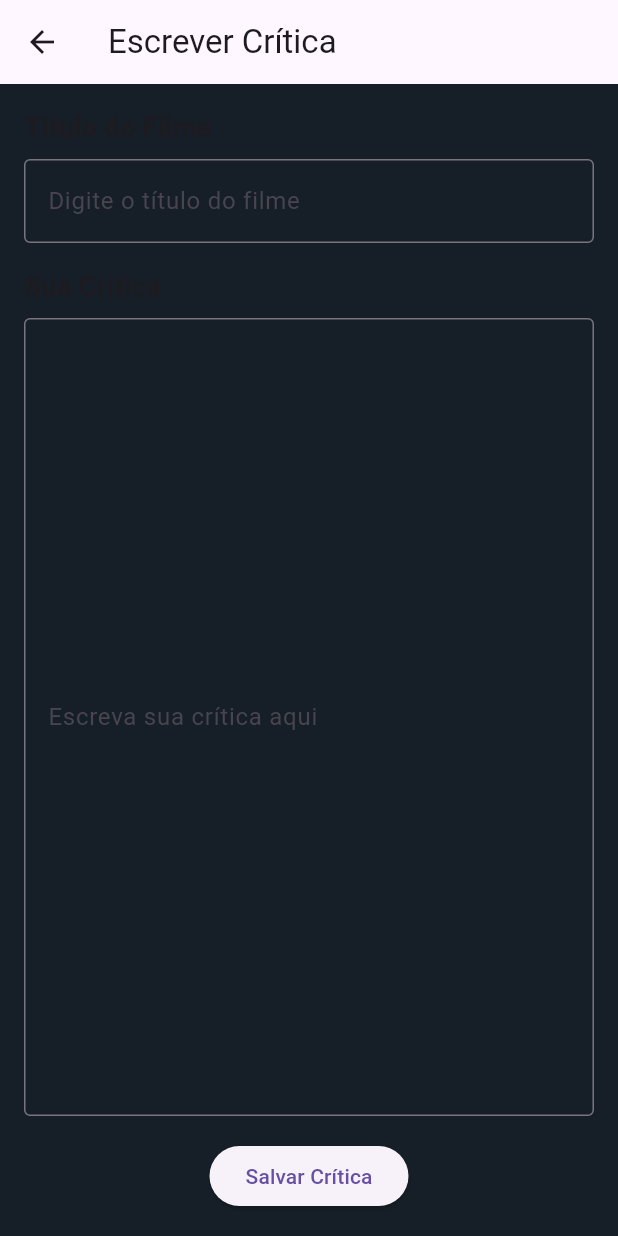
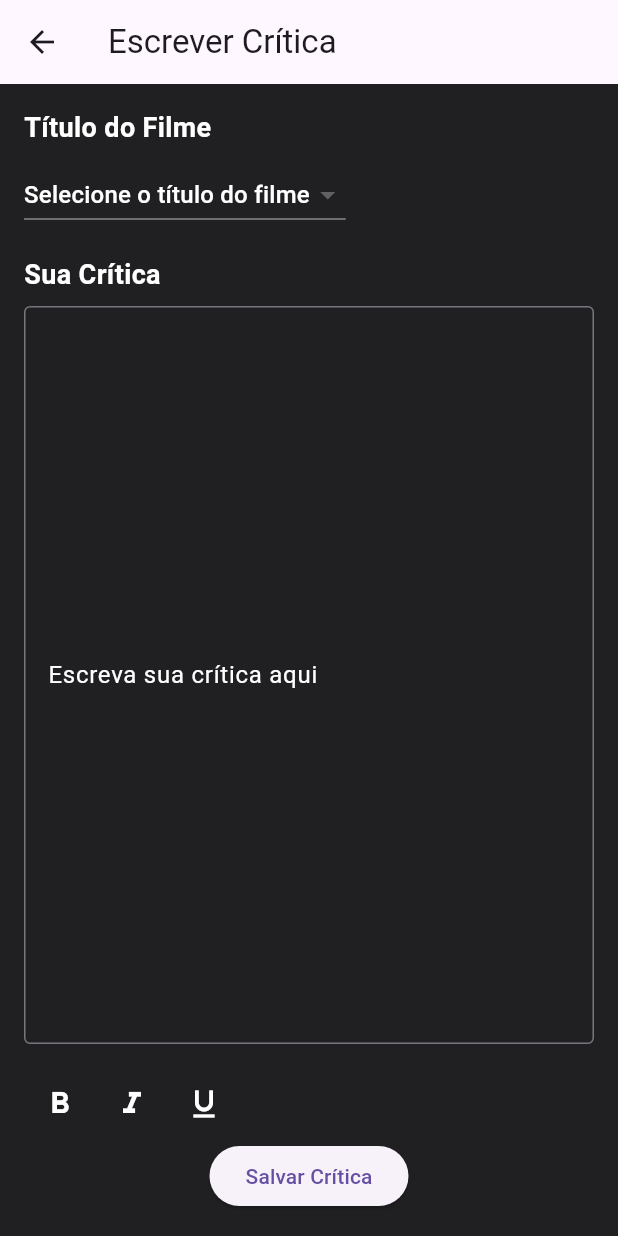
Before and after one commit to diegobrnrd/filmin, a Flutter app: the TelaEscreverCritica screen opened directly, on a phone screen of 412 x 824 dp. Run offline on Flutter 3.47's test engine with Material 3 defaults, Android fonts, the phone set to English and light mode, and no system bars; our stand-ins replace cloud_firestore, firebase_auth, firebase_core; accounts and stored records are empty; generated files the repository leaves out were written again.

Commit message:
novas edições na tela de escrever criticas que eu esqueci de upar antes e tava vendo agora :)

```diff
--- a/lib/escrever_critica.dart
+++ b/lib/escrever_critica.dart
@@ -1,6 +1,16 @@
 import 'package:flutter/material.dart';
 
-class TelaEscreverCritica extends StatelessWidget {
+class TelaEscreverCritica extends StatefulWidget {
+  @override
+  _TelaEscreverCriticaState createState() => _TelaEscreverCriticaState();
+}
+
+class _TelaEscreverCriticaState extends State<TelaEscreverCritica> {
+  String? _selectedMovie;
+  bool _isBold = false;
+  bool _isItalic = false;
+  bool _isUnderlined = false;
+
   @override
   Widget build(BuildContext context) {
     return Scaffold(
@@ -14,32 +24,95 @@ class TelaEscreverCritica extends StatelessWidget {
           children: [
             Text(
               'Título do Filme',
-              style: TextStyle(fontSize: 18, fontWeight: FontWeight.bold),
+              style: TextStyle(
+                  fontSize: 18,
+                  fontWeight: FontWeight.bold,
+                  color: Colors.white),
             ),
             SizedBox(height: 8),
-            TextField(
-              decoration: InputDecoration(
-                border: OutlineInputBorder(),
-                hintText: 'Digite o título do filme',
-              ),
+            DropdownButton<String>(
+              value: _selectedMovie,
+              hint: Text('Selecione o título do filme',
+                  style: TextStyle(color: Colors.white)),
+              items:
+                  <String>['Filme 1', 'Filme 2', 'Filme 3'].map((String value) {
+                return DropdownMenuItem<String>(
+                  value: value,
+                  child: Text(value),
+                );
+              }).toList(),
+              onChanged: (String? newValue) {
+                setState(() {
+                  _selectedMovie = newValue;
+                });
+              },
             ),
             SizedBox(height: 16),
             Text(
               'Sua Crítica',
-              style: TextStyle(fontSize: 18, fontWeight: FontWeight.bold),
+              style: TextStyle(
+                  fontSize: 18,
+                  fontWeight: FontWeight.bold,
+                  color: Colors.white),
             ),
             SizedBox(height: 8),
             Expanded(
               child: TextField(
                 maxLines: null,
                 expands: true,
+                style: TextStyle(
+                  color: Colors.white,
+                  fontWeight: _isBold ? FontWeight.bold : FontWeight.normal,
+                  fontStyle: _isItalic ? FontStyle.italic : FontStyle.normal,
+                  decoration: _isUnderlined
+                      ? TextDecoration.underline
+                      : TextDecoration.none,
+                ),
                 decoration: InputDecoration(
                   border: OutlineInputBorder(),
                   hintText: 'Escreva sua crítica aqui',
+                  hintStyle: TextStyle(color: Colors.white),
                 ),
               ),
             ),
             SizedBox(height: 16),
+            Row(
+              children: [
+                IconButton(
+                  icon: Icon(Icons.format_bold,
+                      color: _isBold
+                          ? const Color.fromARGB(255, 1, 4, 156)
+                          : Colors.white),
+                  onPressed: () {
+                    setState(() {
+                      _isBold = !_isBold;
+                    });
+                  },
+                ),
+                IconButton(
+                  icon: Icon(Icons.format_italic,
+                      color: _isItalic
+                          ? const Color.fromARGB(255, 1, 4, 251)
+                          : Colors.white),
+                  onPressed: () {
+                    setState(() {
+                      _isItalic = !_isItalic;
+                    });
+                  },
+                ),
+                IconButton(
+                  icon: Icon(Icons.format_underline,
+                      color: _isUnderlined
+                          ? const Color.fromARGB(255, 1, 4, 251)
+                          : Colors.white),
+                  onPressed: () {
+                    setState(() {
+                      _isUnderlined = !_isUnderlined;
+                    });
+                  },
+                ),
+              ],
+            ),
             Center(
               child: ElevatedButton(
                 onPressed: () {
@@ -51,6 +124,7 @@ class TelaEscreverCritica extends StatelessWidget {
           ],
         ),
       ),
+      backgroundColor: const Color.fromARGB(255, 32, 32, 35),
     );
   }
 }
```
